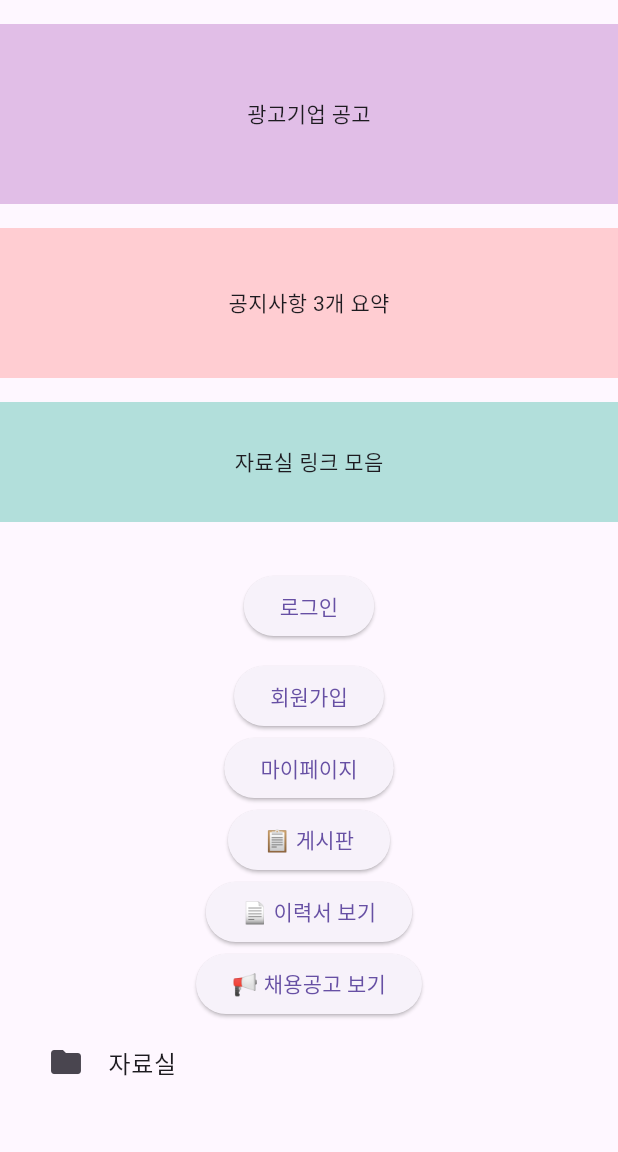
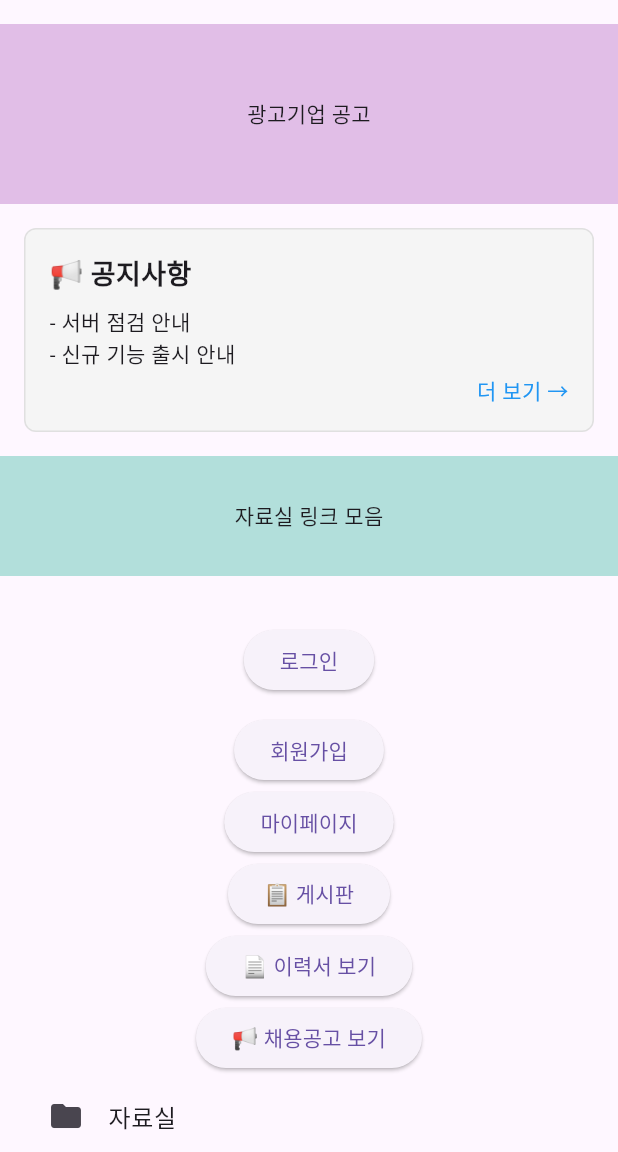
Before and after one commit to ghghtls/peoplejob_frontend, a Flutter app: the screen it shows after launch, scrolled down 443 dp, on a phone screen of 412 x 824 dp, the part 84-1236 px from its top. Run offline on Flutter 3.47's test engine with Material 3 defaults, Android fonts, the phone set to English and light mode, and no system bars; our stand-ins replace cloud_firestore, dio, file_picker, firebase_auth, firebase_storage, flutter_dotenv and 4 more; missing offline and left inert: flutter_quill; accounts and stored records are empty; network calls fail.

Commit message:
feat:공지사항 미리보기 추가

```diff
--- a/lib/ui/pages/home/widgets/notice_preview.dart
+++ b/lib/ui/pages/home/widgets/notice_preview.dart
@@ -5,10 +5,36 @@ class NoticePreview extends StatelessWidget {
 
   @override
   Widget build(BuildContext context) {
-    return Container(
-      height: 100,
-      color: Colors.red[100],
-      child: const Center(child: Text('공지사항 3개 요약')),
+    return GestureDetector(
+      onTap: () {
+        Navigator.pushNamed(context, '/notice');
+      },
+      child: Container(
+        padding: const EdgeInsets.all(16),
+        margin: const EdgeInsets.symmetric(horizontal: 16),
+        decoration: BoxDecoration(
+          color: Colors.grey[100],
+          borderRadius: BorderRadius.circular(8),
+          border: Border.all(color: Colors.grey.shade300),
+        ),
+        child: Column(
+          crossAxisAlignment: CrossAxisAlignment.start,
+          children: const [
+            Text(
+              '📢 공지사항',
+              style: TextStyle(fontSize: 18, fontWeight: FontWeight.bold),
+            ),
+            SizedBox(height: 8),
+            Text('- 서버 점검 안내'),
+            Text('- 신규 기능 출시 안내'),
+            SizedBox(height: 4),
+            Align(
+              alignment: Alignment.centerRight,
+              child: Text('더 보기 →', style: TextStyle(color: Colors.blue)),
+            ),
+          ],
+        ),
+      ),
     );
   }
 }
```
